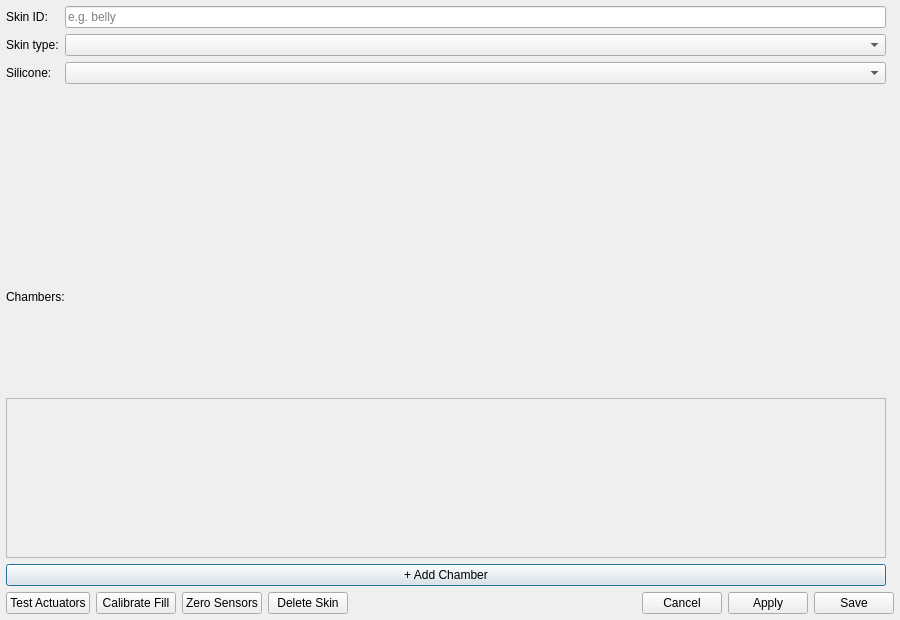
Above: src/gui/ui/skin_config_dialog.ui from techandpeople/SoftEdIBO before the change. Below: the same form after it.
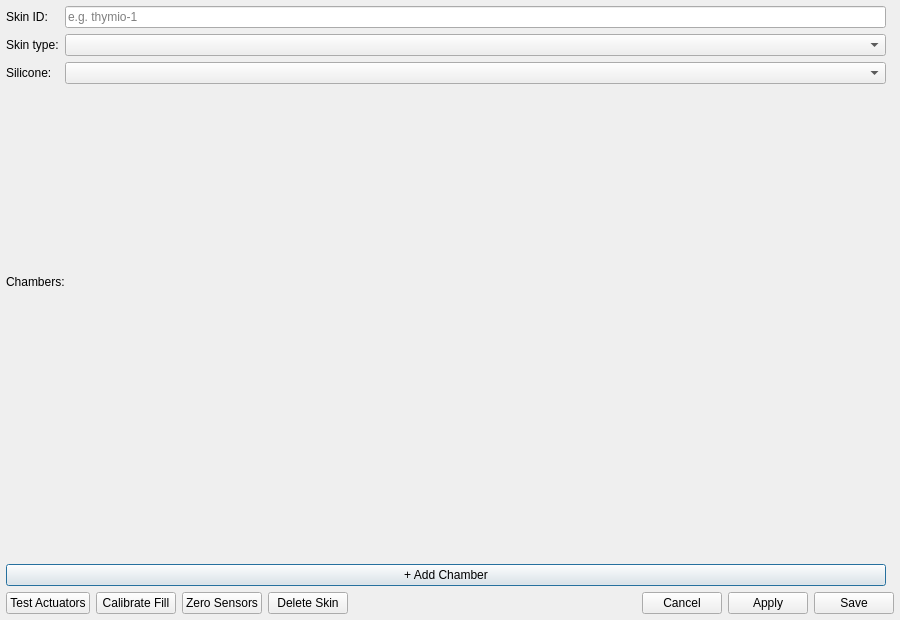
That is the form after the change.

Commit message: skin id auto-fill, skin dialog fits, robots in two columns

```diff
--- a/src/gui/ui/skin_config_dialog.ui
+++ b/src/gui/ui/skin_config_dialog.ui
@@ -19,7 +19,12 @@
     <layout class="QHBoxLayout" name="columns">
      <property name="spacing"><number>8</number></property>
      <item>
-      <widget class="QWidget" name="left_panel" native="true">
+      <widget class="QScrollArea" name="left_scroll">
+       <property name="whatsThis"><string>The skin's identity, chambers and touch sensors. This column only scrolls when the screen is too small to show all of it.</string></property>
+       <property name="frameShape"><enum>QFrame::NoFrame</enum></property>
+       <property name="horizontalScrollBarPolicy"><enum>Qt::ScrollBarAlwaysOff</enum></property>
+       <property name="widgetResizable"><bool>true</bool></property>
+       <widget class="QWidget" name="left_panel">
        <layout class="QVBoxLayout" name="left_layout">
         <property name="leftMargin"><number>0</number></property>
         <property name="topMargin"><number>0</number></property>
@@ -34,8 +39,8 @@
           </item>
           <item row="0" column="1">
            <widget class="QLineEdit" name="skin_id_edit">
-            <property name="whatsThis"><string>Unique identifier for this skin, used in settings.yaml and to route touches/activities. Lowercase, no spaces (e.g. belly).</string></property>
-            <property name="placeholderText"><string>e.g. belly</string></property>
+             <property name="whatsThis"><string>Unique identifier for this skin, used in settings.yaml and to route touches/activities. Must be unique across all robots. A new skin is offered the robot type plus the next free number (e.g. thymio-1).</string></property>
+             <property name="placeholderText"><string>e.g. thymio-1</string></property>
            </widget>
           </item>
           <item row="1" column="0">
@@ -69,12 +74,7 @@
          </widget>
         </item>
         <item>
-         <widget class="QScrollArea" name="chambers_scroll">
-          <property name="maximumSize">
-           <size><width>16777215</width><height>160</height></size>
-          </property>
-          <property name="widgetResizable"><bool>true</bool></property>
-          <widget class="QWidget" name="rows_container">
+          <widget class="QWidget" name="rows_container" native="true">
            <layout class="QVBoxLayout" name="rows_layout">
             <property name="leftMargin"><number>0</number></property>
             <property name="topMargin"><number>0</number></property>
@@ -83,7 +83,6 @@
             <property name="spacing"><number>3</number></property>
            </layout>
           </widget>
-         </widget>
         </item>
         <item>
          <widget class="QPushButton" name="add_chamber_btn">
@@ -92,6 +91,7 @@
          </widget>
         </item>
        </layout>
+       </widget>
       </widget>
      </item>
      <item>
```
Lines whose indentation alone changed are shown as unchanged. The commit also changes 7 other files.
